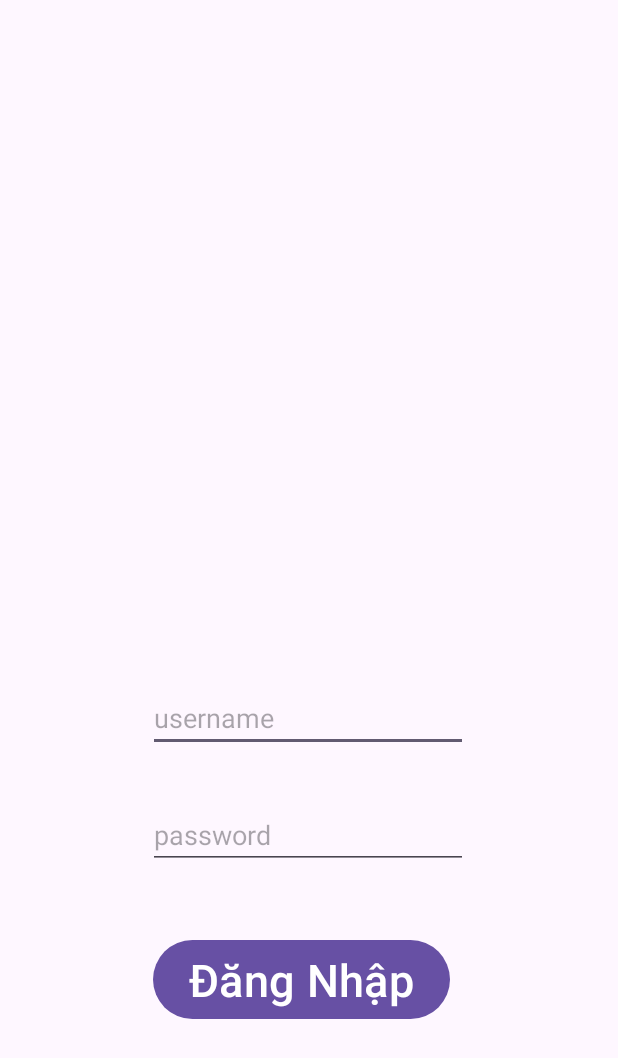
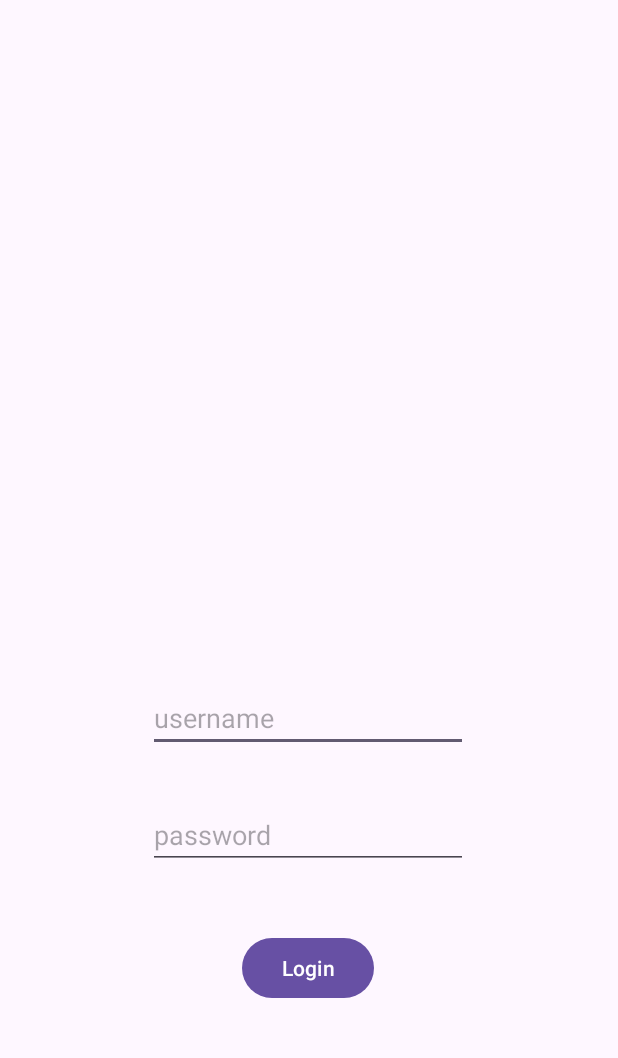
Before and after one commit to UITProjects/NT118.O13.MMCL.Nhom7, an Android app: the screen it shows after launch (MainActivity), on a phone screen of 412 x 824 dp. Shown: the top 1058 px of the screen. Run offline under Robolectric (Android 15) with nearby library versions, the phone set to English and light mode, and no system bars; network calls fail.

Commit message:
test nối tiếp activity

```diff
--- a/Android app/app/src/main/java/me/ngodat0103/myapplication/handle_request_types_module.java
+++ b/Android app/app/src/main/java/me/ngodat0103/myapplication/handle_request_types_module.java
@@ -8,7 +8,6 @@ import java.io.IOException;
 import java.security.InvalidAlgorithmParameterException;
 import java.security.InvalidKeyException;
 import java.security.NoSuchAlgorithmException;
-import java.util.Base64;
 import java.util.HashMap;
 import java.util.Map;
 import java.util.Scanner;
@@ -20,13 +19,13 @@ public class handle_request_types_module {
         byte[] encrypt_request_message_bytes = cipher_module.encrypt(request_message_json_format_String);
         client_connection_module.send(encrypt_request_message_bytes);
     }
-    public static void authentication(String username_primary,String password) throws NoSuchPaddingException, IllegalBlockSizeException, NoSuchAlgorithmException, BadPaddingException, InvalidKeyException, IOException, InvalidAlgorithmParameterException {
+    public static Map authentication(String username_primary,String password) throws NoSuchPaddingException, IllegalBlockSizeException, NoSuchAlgorithmException, BadPaddingException, InvalidKeyException, IOException, InvalidAlgorithmParameterException {
         request_message_Map = new HashMap<>();
         request_message_Map.put("type","authentication");
         request_message_Map.put("username_primary",username_primary);
         request_message_Map.put("password",password);
         send_message_to_client(request_message_Map);
-        System.out.println(client_connection_module.listen_response_from_server().get("status").toString());
+        return client_connection_module.listen_response_from_server();
     }
     public static void forgot_password(String username_primary,String email) throws NoSuchPaddingException, IllegalBlockSizeException, NoSuchAlgorithmException, BadPaddingException, IOException, InvalidKeyException, InvalidAlgorithmParameterException {
         request_message_Map = new HashMap<>();
@@ -83,7 +82,6 @@ public class handle_request_types_module {
         request_message_Map.put("username_primary",username_primary);
         handle_request_types_module.send_message_to_client(request_message_Map);
        Map response_from_server_map =  client_connection_module.listen_response_from_server();
-       Log.d("load_profile_image",response_from_server_map.toString());
        byte[] image_bytes = client_connection_module.listen_response_from_server_large_file(response_from_server_map);
        return image_bytes;
 
--- a/Android app/app/src/main/res/layout/activity_main.xml
+++ b/Android app/app/src/main/res/layout/activity_main.xml
@@ -68,29 +68,17 @@
         app:layout_constraintVertical_bias="0.789" />
 
     <Button
-        android:id="@+id/buttonRegister"
+        android:id="@+id/login_Button"
         android:layout_width="wrap_content"
         android:layout_height="wrap_content"
-        android:onClick="onBtnClick"
-        android:text="Đăng Nhập"
-        android:textSize="30sp"
-        app:layout_constraintBottom_toBottomOf="parent"
-        app:layout_constraintEnd_toEndOf="parent"
-        app:layout_constraintHorizontal_bias="0.476"
-        app:layout_constraintStart_toStartOf="parent"
-        app:layout_constraintTop_toTopOf="parent"
-        app:layout_constraintVertical_bias="0.816" />
-
-    <ImageView
-        android:id="@+id/imageView"
-        android:layout_width="214dp"
-        android:layout_height="274dp"
-        android:scaleType="fitXY"
+        android:text="Login"
+        android:onClick="login_Button"
         app:layout_constraintBottom_toBottomOf="parent"
         app:layout_constraintEnd_toEndOf="parent"
         app:layout_constraintHorizontal_bias="0.498"
         app:layout_constraintStart_toStartOf="parent"
         app:layout_constraintTop_toTopOf="parent"
-        app:layout_constraintVertical_bias="0.107"
-        tools:srcCompat="@tools:sample/avatars" />
+        app:layout_constraintVertical_bias="0.801" />
+
+
 </androidx.constraintlayout.widget.ConstraintLayout>
```
Also changed, not shown: Android app/app/src/main/AndroidManifest.xml (+8 -3 lines), Android app/app/src/main/java/me/ngodat0103/myapplication/DashboardActivity.java (added, +64 -0 lines), Android app/app/src/main/java/me/ngodat0103/myapplication/MainActivity.java (+16 -20 lines), Android app/app/src/main/java/me/ngodat0103/myapplication/handle_thread.java (deleted, +0 -23 lines), Android app/app/src/main/res/layout/dashboard.xml (added, +20 -0 lines).
